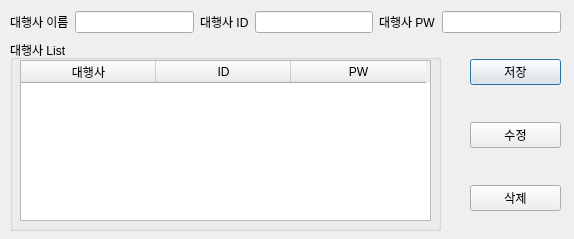
Above: 대행사 관리.ui from 2asyim/- before the change. Below: the same form after it.
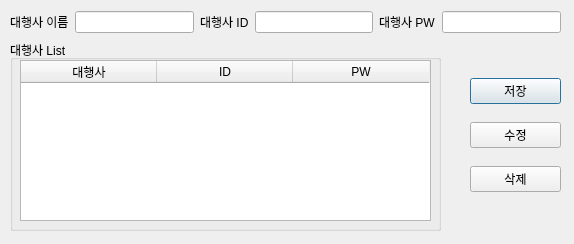
That is the form after the change.

Diff of the .ui file:
```diff
--- a/대행사 관리.ui
+++ b/대행사 관리.ui
@@ -7,7 +7,7 @@
     <x>0</x>
     <y>0</y>
     <width>574</width>
-    <height>239</height>
+    <height>244</height>
    </rect>
   </property>
   <property name="windowTitle">
@@ -41,7 +41,7 @@
      <number>23</number>
     </attribute>
     <attribute name="horizontalHeaderDefaultSectionSize">
-     <number>135</number>
+     <number>136</number>
     </attribute>
     <attribute name="verticalHeaderDefaultSectionSize">
      <number>30</number>
@@ -63,7 +63,7 @@
     </column>
    </widget>
   </widget>
-  <widget class="QWidget" name="">
+  <widget class="QWidget" name="layoutWidget">
    <property name="geometry">
     <rect>
      <x>10</x>
@@ -109,7 +109,7 @@
     </item>
    </layout>
   </widget>
-  <widget class="QWidget" name="">
+  <widget class="QWidget" name="layoutWidget">
    <property name="geometry">
     <rect>
      <x>470</x>
@@ -122,6 +122,19 @@
     <property name="spacing">
      <number>18</number>
     </property>
+    <item>
+     <spacer name="verticalSpacer">
+      <property name="orientation">
+       <enum>Qt::Vertical</enum>
+      </property>
+      <property name="sizeHint" stdset="0">
+       <size>
+        <width>20</width>
+        <height>40</height>
+       </size>
+      </property>
+     </spacer>
+    </item>
     <item>
      <widget class="QPushButton" name="pushButton">
       <property name="text">
@@ -143,6 +156,19 @@
       </property>
      </widget>
     </item>
+    <item>
+     <spacer name="verticalSpacer_2">
+      <property name="orientation">
+       <enum>Qt::Vertical</enum>
+      </property>
+      <property name="sizeHint" stdset="0">
+       <size>
+        <width>20</width>
+        <height>40</height>
+       </size>
+      </property>
+     </spacer>
+    </item>
    </layout>
   </widget>
  </widget>
```
